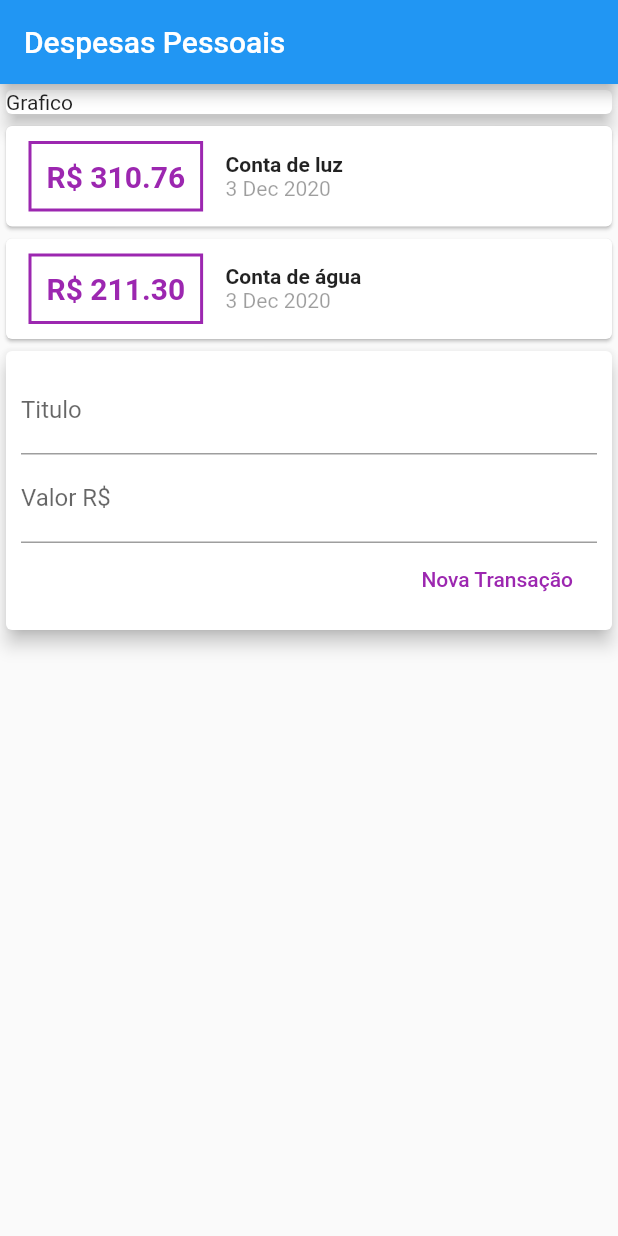
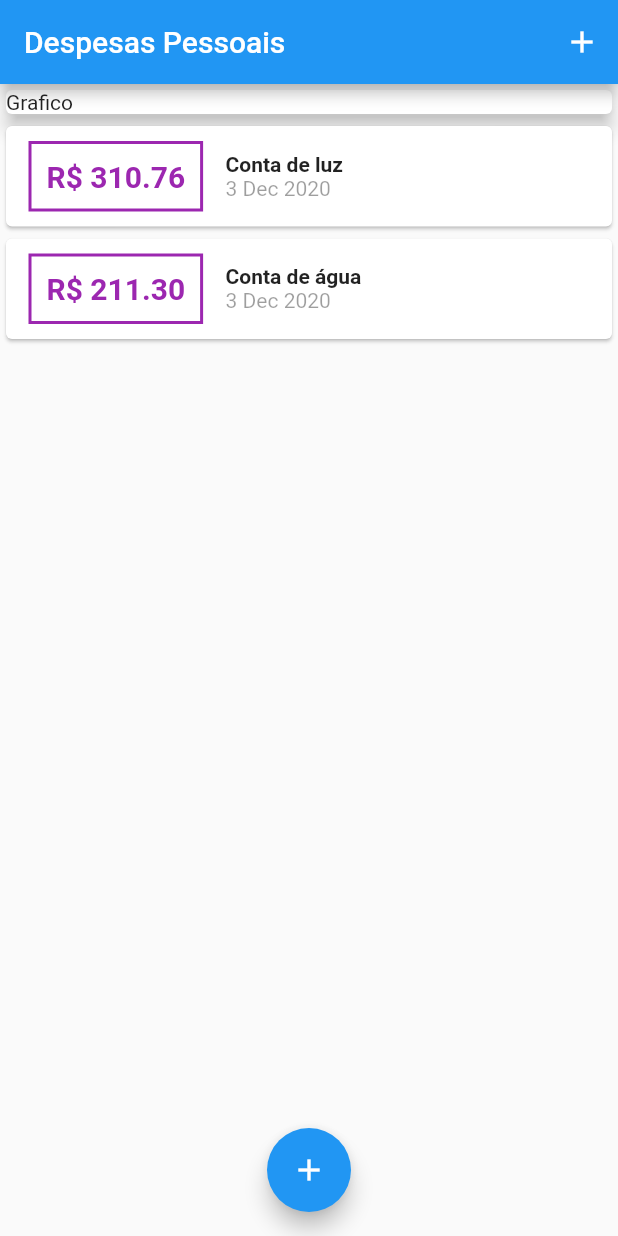
Before and after one commit to leonardosabino/personal-expense-report, a Flutter app: the screen it shows after launch, on a phone screen of 412 x 824 dp. Run offline on Flutter 3.47's test engine with Material 2 defaults, Android fonts, the phone set to English and light mode, and no system bars.

Commit message:
add: create transaction funcionality

```diff
--- a/personal_expense_report/lib/component/transaction-list.dart
+++ b/personal_expense_report/lib/component/transaction-list.dart
@@ -10,8 +10,12 @@ class TransactionList extends StatelessWidget {
 
   @override
   Widget build(BuildContext context) {
-    return Column(
-      children: transactions.map((transaction) {
+    return Container(
+      height: 500,
+      child: ListView.builder(
+        itemCount: transactions.length,
+        itemBuilder: (ctx, index) {
+          var transaction = transactions[index];
           return Card(
             child: Row(
               children: [
@@ -49,7 +53,8 @@ class TransactionList extends StatelessWidget {
               ],
             ),
           );
-      }).toList(),
+        },
+      ),
     );
   }
 }
--- a/personal_expense_report/lib/component/transaction-user.dart
+++ /dev/null
@@ -1,35 +0,0 @@
-import 'package:flutter/material.dart';
-import 'package:personal_expense_report/component/transaction-form.dart';
-import 'package:personal_expense_report/component/transaction-list.dart';
-import 'package:personal_expense_report/model/transaction.dart';
-
-class TransactionUser extends StatefulWidget {
-  @override
-  _TransactionUserState createState() => _TransactionUserState();
-}
-
-class _TransactionUserState extends State<TransactionUser> {
-  final _transactions = [
-    Transaction(
-      id: 't1',
-      title: 'Conta de luz',
-      value: 310.76,
-      date: DateTime.now(),
-    ),
-    Transaction(
-      id: 't2',
-      title: 'Conta de água',
-      value: 211.30,
-      date: DateTime.now(),
-    )
-  ];
-  @override
-  Widget build(BuildContext context) {
-    return Column(
-      children: [
-        TransactionList(_transactions),
-        TransactionForm(),
-      ],
-    );
-  }
-}
--- a/personal_expense_report/lib/main.dart
+++ b/personal_expense_report/lib/main.dart
@@ -1,3 +1,5 @@
+import 'dart:math';
+
 import 'package:flutter/material.dart';
 import 'package:personal_expense_report/component/transaction-form.dart';
 import 'package:personal_expense_report/component/transaction-list.dart';
@@ -15,14 +17,65 @@ class App extends StatelessWidget {
   }
 }
 
-class HomePage extends StatelessWidget {
+class HomePage extends StatefulWidget {
+  @override
+  _HomePageState createState() => _HomePageState();
+}
+
+class _HomePageState extends State<HomePage> {
+  final _transactions = [
+    Transaction(
+      id: 't1',
+      title: 'Conta de luz',
+      value: 310.76,
+      date: DateTime.now(),
+    ),
+    Transaction(
+      id: 't2',
+      title: 'Conta de água',
+      value: 211.30,
+      date: DateTime.now(),
+    ),
+  ];
+
+  _addTransaction({String title, double value}) {
+    var newTransaction = Transaction(
+      id: Random().nextDouble().toString(),
+      title: title,
+      value: value,
+      date: DateTime.now(),
+    );
+
+    setState(() {
+      _transactions.add(newTransaction);
+    });
+
+    Navigator.of(context).pop();
+  }
+
+  _onTransactionFormModal(BuildContext context) {
+    showModalBottomSheet(
+      context: context,
+      builder: (_) {
+        return TransactionForm(_addTransaction);
+      },
+    );
+  }
+
   @override
   Widget build(BuildContext context) {
     return Scaffold(
-        appBar: AppBar(
-          title: Text('Despesas Pessoais'),
-        ),
-        body: Column(
+      appBar: AppBar(
+        title: Text('Despesas Pessoais'),
+        actions: [
+          IconButton(
+            icon: Icon(Icons.add),
+            onPressed: () => _onTransactionFormModal(context),
+          ),
+        ],
+      ),
+      body: SingleChildScrollView(
+        child: Column(
           crossAxisAlignment: CrossAxisAlignment.stretch,
           children: [
             Container(
@@ -31,8 +84,15 @@ class HomePage extends StatelessWidget {
                 elevation: 5,
               ),
             ),
-            TransactionUser(),
+            TransactionList(_transactions),
           ],
-        ));
+        ),
+      ),
+      floatingActionButton: FloatingActionButton(
+        child: Icon(Icons.add),
+        onPressed: () => _onTransactionFormModal(context),
+      ),
+      floatingActionButtonLocation: FloatingActionButtonLocation.centerFloat,
+    );
   }
 }
```
Also changed, not shown: personal_expense_report/lib/component/transaction-form.dart (+28 -5 lines). Lines whose indentation alone changed are shown as unchanged.
